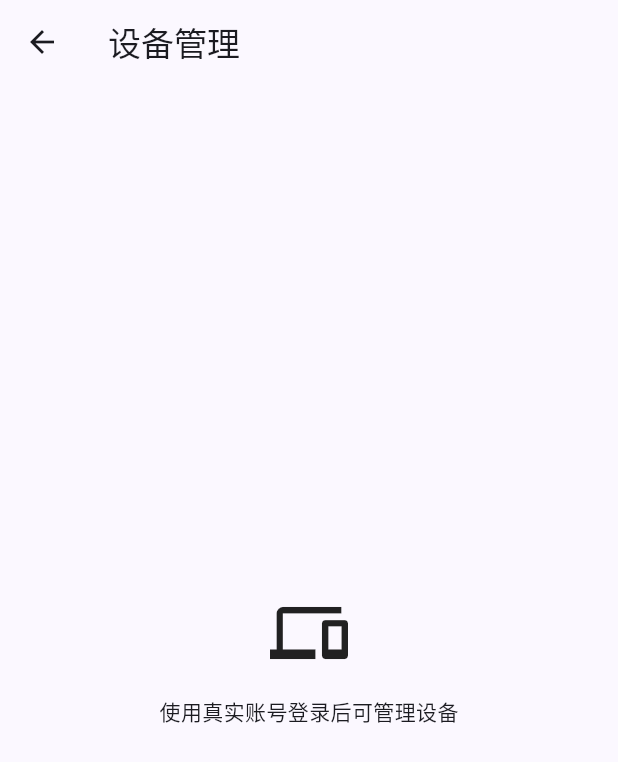
After one commit to LitChi-bit/Aphrodite, a Flutter app: the ChatListScreen screen opened directly, after a tap on the "menu" icon, after a tap on "设备管理", on a phone screen of 412 x 824 dp. The commit adds this screen. Shown: the top 762 px of the screen. Run offline on Flutter 3.47's test engine with Material 3 defaults, Android fonts, the phone set to English and light mode, and no system bars; our stand-ins replace dio, flutter_riverpod, flutter_secure_storage; missing offline and left inert: cryptography; accounts and stored records are empty.

Commit message:
Add device management screen, route & test
Introduce DeviceManagementScreen to manage user devices (load, revoke with confirmation). Integrate into navigation by adding AppRouter.devices and a drawer entry that pushes the devices route. Screen respects demo authentication (shows unavailable state) and uses Riverpod providers (authRepositoryProvider, deviceProvider). Add widget test to verify demo-state UI and that device loading controls are hidden for demo auth. Modified files: lib/app/app_router.dart, lib/chat/widgets/chat_list_screen.dart; added: lib/auth/screens/device_management_screen.dart, test/auth/device_management_screen_test.dart.

```diff
--- a/lib/app/app_router.dart
+++ b/lib/app/app_router.dart
@@ -1,5 +1,6 @@
 import 'package:flutter/material.dart';
 
+import '../auth/screens/device_management_screen.dart';
 import '../auth/screens/login_screen.dart';
 import '../chat/models/conversation.dart';
 import '../chat/widgets/call_screen.dart';
@@ -11,6 +12,7 @@ abstract final class AppRouter {
   static const String home = '/';
   static const String chatRoom = '/chat';
   static const String call = '/call';
+  static const String devices = '/devices';
 
   static Route<dynamic> onGenerateRoute(RouteSettings settings) {
     return switch (settings.name) {
@@ -25,6 +27,7 @@ abstract final class AppRouter {
           CallScreen(title: settings.arguments! as String),
           fullscreenDialog: true,
         ),
+      devices => _page(settings, const DeviceManagementScreen()),
       _ => _page(settings, const _UnknownRouteScreen()),
     };
   }
--- /dev/null
+++ b/lib/auth/screens/device_management_screen.dart
@@ -0,0 +1,229 @@
+import 'package:flutter/material.dart';
+import 'package:flutter_riverpod/flutter_riverpod.dart';
+
+import '../data/auth_repository.dart';
+import '../data/dto/device_dto.dart';
+import '../providers/auth_provider.dart';
+import '../providers/device_provider.dart';
+
+class DeviceManagementScreen extends ConsumerStatefulWidget {
+  const DeviceManagementScreen({super.key});
+
+  @override
+  ConsumerState<DeviceManagementScreen> createState() =>
+      _DeviceManagementScreenState();
+}
+
+class _DeviceManagementScreenState
+    extends ConsumerState<DeviceManagementScreen> {
+  @override
+  void initState() {
+    super.initState();
+    WidgetsBinding.instance.addPostFrameCallback((_) {
+      if (_usesDemoAuthentication) return;
+      ref.read(deviceProvider.notifier).load();
+    });
+  }
+
+  bool get _usesDemoAuthentication =>
+      ref.read(authRepositoryProvider) is DemoAuthRepository;
+
+  @override
+  Widget build(BuildContext context) {
+    if (_usesDemoAuthentication) {
+      return Scaffold(
+        appBar: AppBar(title: const Text('设备管理')),
+        body: const _UnavailableState(),
+      );
+    }
+
+    final state = ref.watch(deviceProvider);
+    return Scaffold(
+      appBar: AppBar(
+        title: const Text('设备管理'),
+        actions: [
+          IconButton(
+            tooltip: '刷新设备列表',
+            onPressed: state.isLoading
+                ? null
+                : () => ref.read(deviceProvider.notifier).load(),
+            icon: const Icon(Icons.refresh),
+          ),
+        ],
+      ),
+      body: switch (state.status) {
+        DeviceListStatus.idle ||
+        DeviceListStatus.loading =>
+          const Center(child: CircularProgressIndicator()),
+        DeviceListStatus.error => _DeviceLoadError(
+            message: state.errorMessage ?? '设备列表加载失败',
+            onRetry: () => ref.read(deviceProvider.notifier).load(),
+          ),
+        DeviceListStatus.ready when state.devices.isEmpty =>
+          const _EmptyDeviceState(),
+        DeviceListStatus.ready => _DeviceList(
+            devices: state.devices,
+            mutatingDeviceId: state.mutatingDeviceId,
+            errorMessage: state.errorMessage,
+            onRevoke: _confirmRevoke,
+          ),
+      },
+    );
+  }
+
+  Future<void> _confirmRevoke(DeviceDto device) async {
+    if (device.current) {
+      ScaffoldMessenger.of(context).showSnackBar(
+        const SnackBar(content: Text('当前设备不能在此处撤销，请使用退出登录。')),
+      );
+      return;
+    }
+
+    final confirmed = await showDialog<bool>(
+      context: context,
+      builder: (context) => AlertDialog(
+        title: const Text('撤销设备'),
+        content: Text('撤销“${device.name}”后，该设备将无法继续访问账号。'),
+        actions: [
+          TextButton(
+            onPressed: () => Navigator.pop(context, false),
+            child: const Text('取消'),
+          ),
+          FilledButton(
+            onPressed: () => Navigator.pop(context, true),
+            child: const Text('撤销'),
+          ),
+        ],
+      ),
+    );
+    if (confirmed != true || !mounted) return;
+
+    final revoked = await ref.read(deviceProvider.notifier).revoke(device.id);
+    if (!mounted || revoked) return;
+    ScaffoldMessenger.of(context).showSnackBar(
+      SnackBar(
+        content: Text(ref.read(deviceProvider).errorMessage ?? '撤销设备失败'),
+      ),
+    );
+  }
+}
+
+class _DeviceList extends StatelessWidget {
+  const _DeviceList({
+    required this.devices,
+    required this.mutatingDeviceId,
+    required this.errorMessage,
+    required this.onRevoke,
+  });
+
+  final List<DeviceDto> devices;
+  final String? mutatingDeviceId;
+  final String? errorMessage;
+  final ValueChanged<DeviceDto> onRevoke;
+
+  @override
+  Widget build(BuildContext context) => ListView.separated(
+        padding: const EdgeInsets.symmetric(vertical: 8),
+        itemCount: devices.length + (errorMessage == null ? 0 : 1),
+        separatorBuilder: (_, __) => const Divider(height: 1, indent: 72),
+        itemBuilder: (context, index) {
+          if (index == 0 && errorMessage != null) {
+            return Padding(
+              padding: const EdgeInsets.all(16),
+              child: Text(
+                errorMessage!,
+                style: TextStyle(color: Theme.of(context).colorScheme.error),
+              ),
+            );
+          }
+          final offset = errorMessage == null ? 0 : 1;
+          final device = devices[index - offset];
+          final isMutating = mutatingDeviceId == device.id;
+          return ListTile(
+            leading: Icon(_platformIcon(device.platform)),
+            title: Text(device.name),
+            subtitle: Text(_subtitle(device)),
+            trailing: device.current
+                ? const Chip(label: Text('当前设备'))
+                : isMutating
+                    ? const SizedBox.square(
+                        dimension: 24,
+                        child: CircularProgressIndicator(strokeWidth: 2),
+                      )
+                    : IconButton(
+                        tooltip: '撤销设备',
+                        onPressed: () => onRevoke(device),
+                        icon: const Icon(Icons.remove_circle_outline),
+                      ),
+          );
+        },
+      );
+
+  String _subtitle(DeviceDto device) {
+    if (device.revoked) return '已撤销';
+    final lastSeen = device.lastSeenAt;
+    if (lastSeen == null) return device.platform;
+    return '${device.platform} · 最近活动 ${lastSeen.toLocal()}';
+  }
+
+  IconData _platformIcon(String platform) => switch (platform) {
+        'android' => Icons.android,
+        'ios' || 'macos' => Icons.apple,
+        'windows' => Icons.window,
+        'linux' => Icons.terminal,
+        'web' => Icons.language,
+        _ => Icons.devices_other,
+      };
+}
+
+class _UnavailableState extends StatelessWidget {
+  const _UnavailableState();
+
+  @override
+  Widget build(BuildContext context) => const Center(
+        child: Padding(
+          padding: EdgeInsets.all(24),
+          child: Column(
+            mainAxisSize: MainAxisSize.min,
+            children: [
+              Icon(Icons.devices_outlined, size: 52),
+              SizedBox(height: 16),
+              Text('使用真实账号登录后可管理设备'),
+            ],
+          ),
+        ),
+      );
+}
+
+class _EmptyDeviceState extends StatelessWidget {
+  const _EmptyDeviceState();
+
+  @override
+  Widget build(BuildContext context) => const Center(
+        child: Text('没有可管理的设备'),
+      );
+}
+
+class _DeviceLoadError extends StatelessWidget {
+  const _DeviceLoadError({required this.message, required this.onRetry});
+
+  final String message;
+  final VoidCallback onRetry;
+
+  @override
+  Widget build(BuildContext context) => Center(
+        child: Padding(
+          padding: const EdgeInsets.all(24),
+          child: Column(
+            mainAxisSize: MainAxisSize.min,
+            children: [
+              const Icon(Icons.cloud_off_outlined, size: 48),
+              const SizedBox(height: 16),
+              Text(message, textAlign: TextAlign.center),
+              const SizedBox(height: 12),
+              FilledButton.tonal(onPressed: onRetry, child: const Text('重试')),
+            ],
+          ),
+        ),
+      );
+}
--- a/lib/chat/widgets/chat_list_screen.dart
+++ b/lib/chat/widgets/chat_list_screen.dart
@@ -219,6 +219,14 @@ class _AppDrawer extends StatelessWidget {
             ),
             const Divider(),
             _DrawerItem(
+              icon: Icons.devices_outlined,
+              label: '设备管理',
+              onTap: () {
+                Navigator.pop(context);
+                Navigator.of(context).pushNamed(AppRouter.devices);
+              },
+            ),
+            _DrawerItem(
               icon: Icons.settings_outlined,
               label: '设置',
               onTap: () {
```
Also changed, not shown: 1 other file.
